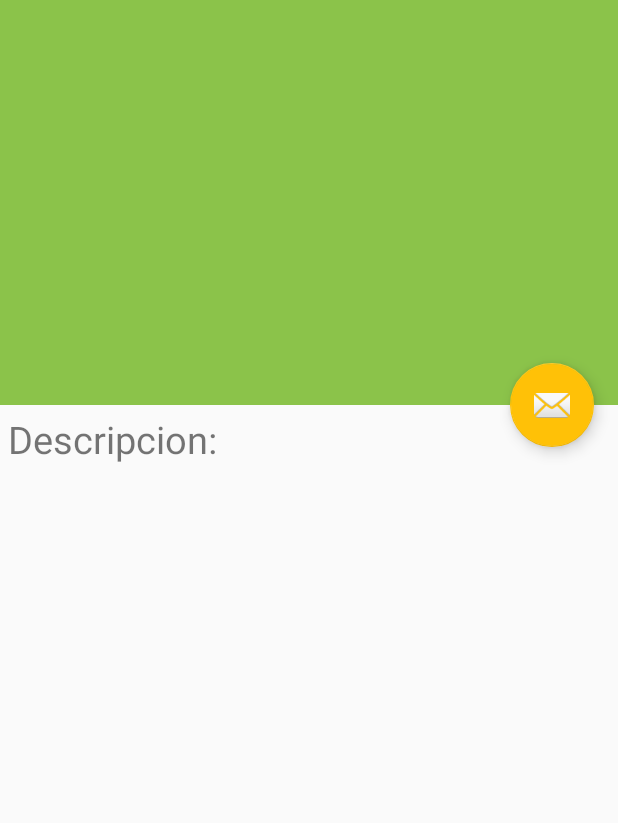
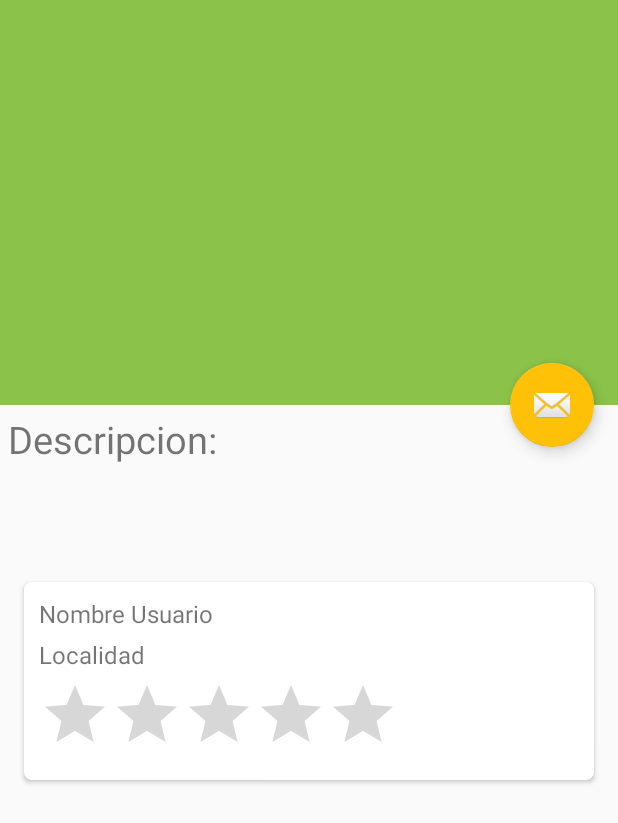
Before and after one commit to andyla210379/Regalalo, an Android app: the MenuRegalo screen opened directly, with no data from a screen before it, on a phone screen of 412 x 824 dp. Shown: the top 823 px of the screen. Run offline under Robolectric (Android 15) with nearby library versions, the phone set to English and light mode, and no system bars; network calls fail; 4 statements that could not run were skipped.

```diff
--- a/app/src/main/res/layout/content_menu_regalo.xml
+++ b/app/src/main/res/layout/content_menu_regalo.xml
@@ -14,19 +14,51 @@
         android:orientation="vertical"
         android:layout_width="match_parent"
         android:layout_height="match_parent">
-    <TextView
-        android:layout_width="match_parent"
-        android:layout_height="wrap_content"
-        android:text="Descripcion: "
-        android:layout_margin="5dp"
-        android:textSize="25dp"
-        />
+        <TextView
+            android:layout_width="match_parent"
+            android:layout_height="wrap_content"
+            android:text="Descripcion:"
+            android:layout_margin="5dp"
+            android:textSize="25dp" />
         <TextView
             android:id="@+id/textoRegalo"
             android:layout_width="wrap_content"
             android:layout_height="wrap_content"
             android:layout_margin="@dimen/text_margin"
-            android:text="" />
+            android:text=""
+            android:textSize="18dp"/>
+        <android.support.v7.widget.CardView
+            android:layout_width="match_parent"
+            android:layout_height="wrap_content"
+            android:layout_margin="16dp"
+            app:contentPadding="10dp"
+            app:cardCornerRadius="5dp">
+            <LinearLayout
+                android:layout_width="wrap_content"
+                android:layout_height="match_parent"
+                android:orientation="vertical">
+                <TextView
+                    android:id="@+id/txtUsuarioDetalleRegalo"
+                    android:layout_width="match_parent"
+                    android:layout_height="wrap_content"
+                    android:text="Nombre Usuario"
+                    android:textSize="16dp"
+                    android:layout_marginBottom="5dp"/>
+                <TextView
+                    android:id="@+id/txtLocalidadDetalleRegalo"
+                    android:layout_width="match_parent"
+                    android:layout_height="wrap_content"
+                    android:text="Localidad"
+                    android:textSize="16dp"
+                    android:layout_marginBottom="5dp"/>
+                <RatingBar
+                    android:id="@+id/rtnEstrellasUsuario"
+                    android:layout_width="match_parent"
+                    android:layout_height="wrap_content" />
+            </LinearLayout>
+
+
+        </android.support.v7.widget.CardView>
     </LinearLayout>
 
 
--- a/app/src/main/res/values/strings.xml
+++ b/app/src/main/res/values/strings.xml
@@ -35,4 +35,5 @@
     <string name="que_buscas">¿Que buscas?</string>
     <string name="selecciona_tu_provincia">Selecciona tu provincia:</string>
     <string name="donde_lo_buscas">¿Donde lo Buscas?</string>
+    <string name="title_activity_menu_usuario">MenuUsuario</string>
 </resources>
```
Also changed, not shown: app/src/main/AndroidManifest.xml (+8 -3 lines), app/src/main/java/andyla/es/regalalo/MainActivity.java (+65 -85 lines), app/src/main/java/andyla/es/regalalo/MenuUsuario.java (added, +60 -0 lines), app/src/main/res/layout/activity_menu_usuario.xml (added, +34 -0 lines), app/src/main/res/layout/content_menu_usuario.xml (added, +87 -0 lines), app/src/main/res/layout/header_navview.xml (+9 -2 lines), app/src/main/res/menu/menu_navview.xml (+13 -10 lines), app/src/main/res/drawable/accountsettings.png (added), app/src/main/res/drawable/ic_content_save_all_white_36dp.png (added), app/src/main/res/drawable/ic_saveAllGrey36.png (added), app/src/main/res/drawable/logout.png (added), app/src/main/res/drawable/save.png (added).
